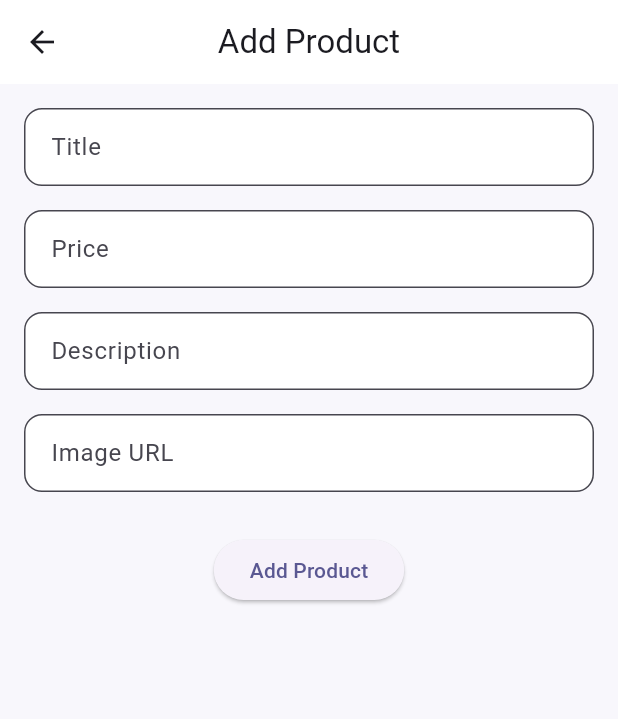
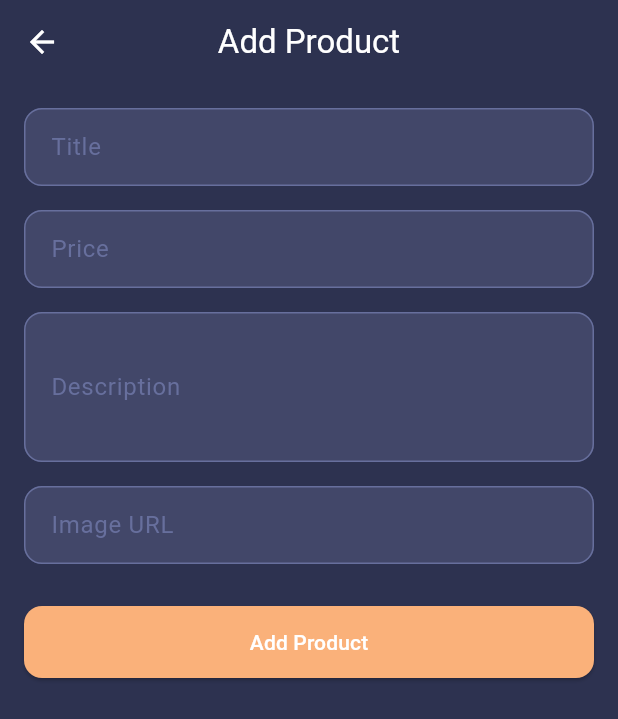
Before and after one commit to YordanosBisrat/NovaCart_v2, a Flutter app: the screen it shows after launch, after a tap on the "add" icon, on a phone screen of 412 x 824 dp. Shown: the top 719 px of the screen. Run offline on Flutter 3.47's test engine with Material 3 defaults, Android fonts, the light colour scheme and no system bars; our stand-ins replace dio, equatable, flutter_bloc; network calls fail.

Commit message:
Polished UI and improved styling

```diff
--- a/lib/main.dart
+++ b/lib/main.dart
@@ -26,18 +26,50 @@ class MyApp extends StatelessWidget {
         title: 'NovaCart v2',
         theme: ThemeData(
           useMaterial3: true,
-          colorSchemeSeed: const Color(0xFF4F46E5),
-          scaffoldBackgroundColor: const Color(0xFFF8F7FC),
+          brightness: Brightness.dark,
+          colorSchemeSeed: const Color(0xFFFAB17A),
+          scaffoldBackgroundColor: const Color(0xFF2D3250),
           appBarTheme: const AppBarTheme(
             centerTitle: true,
             elevation: 0,
-            backgroundColor: Colors.white,
+            backgroundColor: Color(0xFF2D3250),
+            foregroundColor: Colors.white,
           ),
-          chipTheme: const ChipThemeData(backgroundColor: Color(0xFFF0F1FF)),
+          cardTheme: const CardThemeData(color: Color(0xFF424769)),
+          chipTheme: const ChipThemeData(
+            backgroundColor: Color(0xFF424769),
+            labelStyle: TextStyle(color: Colors.white),
+          ),
+          floatingActionButtonTheme: const FloatingActionButtonThemeData(
+            backgroundColor: Color(0xFFFAB17A),
+            foregroundColor: Colors.white,
+          ),
+          elevatedButtonTheme: ElevatedButtonThemeData(
+            style: ElevatedButton.styleFrom(
+              backgroundColor: const Color(0xFFFAB17A),
+              foregroundColor: Colors.white,
+              minimumSize: const Size(double.infinity, 48),
+              shape: RoundedRectangleBorder(
+                borderRadius: BorderRadius.circular(12),
+              ),
+            ),
+          ),
           inputDecorationTheme: InputDecorationTheme(
             filled: true,
-            fillColor: Colors.white,
-            border: OutlineInputBorder(borderRadius: BorderRadius.circular(12)),
+            fillColor: const Color(0xFF424769),
+            labelStyle: const TextStyle(color: Color(0xFF676F9D)),
+            border: OutlineInputBorder(
+              borderRadius: BorderRadius.circular(12),
+              borderSide: const BorderSide(color: Color(0xFF676F9D)),
+            ),
+            enabledBorder: OutlineInputBorder(
+              borderRadius: BorderRadius.circular(12),
+              borderSide: const BorderSide(color: Color(0xFF676F9D)),
+            ),
+            focusedBorder: OutlineInputBorder(
+              borderRadius: BorderRadius.circular(12),
+              borderSide: const BorderSide(color: Color(0xFFFAB17A), width: 2),
+            ),
             contentPadding: const EdgeInsets.symmetric(
               horizontal: 14,
               vertical: 14,
--- a/lib/presentation/screens/add_product_screen.dart
+++ b/lib/presentation/screens/add_product_screen.dart
@@ -56,12 +56,21 @@ class _AddProductScreenState extends State<AddProductScreen> {
         if (state is ProductError) {
           setState(() => isLoading = false);
           ScaffoldMessenger.of(context).showSnackBar(
-            SnackBar(content: Text(state.message), backgroundColor: Colors.red),
+            SnackBar(
+              content: Text(state.message),
+              backgroundColor: Colors.redAccent,
+            ),
           );
         }
       },
       child: Scaffold(
-        appBar: AppBar(title: const Text("Add Product")),
+        appBar: AppBar(
+          title: const Text(
+            "Add Product",
+            style: TextStyle(color: Colors.white),
+          ),
+          iconTheme: const IconThemeData(color: Colors.white),
+        ),
         body: SingleChildScrollView(
           padding: const EdgeInsets.all(16),
           child: Form(
@@ -70,6 +79,7 @@ class _AddProductScreenState extends State<AddProductScreen> {
               children: [
                 TextFormField(
                   controller: titleController,
+                  style: const TextStyle(color: Colors.white),
                   decoration: const InputDecoration(labelText: "Title"),
                   validator: (value) {
                     if (value == null || value.trim().isEmpty) {
@@ -83,6 +93,7 @@ class _AddProductScreenState extends State<AddProductScreen> {
 
                 TextFormField(
                   controller: priceController,
+                  style: const TextStyle(color: Colors.white),
                   decoration: const InputDecoration(labelText: "Price"),
                   keyboardType: TextInputType.number,
                   validator: (value) {
@@ -100,7 +111,9 @@ class _AddProductScreenState extends State<AddProductScreen> {
 
                 TextFormField(
                   controller: descriptionController,
+                  style: const TextStyle(color: Colors.white),
                   decoration: const InputDecoration(labelText: "Description"),
+                  maxLines: 3,
                   validator: (value) {
                     if (value == null || value.trim().isEmpty) {
                       return "Please enter a description";
@@ -113,6 +126,7 @@ class _AddProductScreenState extends State<AddProductScreen> {
 
                 TextFormField(
                   controller: imageController,
+                  style: const TextStyle(color: Colors.white),
                   decoration: const InputDecoration(labelText: "Image URL"),
                 ),
 
--- a/lib/presentation/screens/home_screen.dart
+++ b/lib/presentation/screens/home_screen.dart
@@ -16,19 +16,22 @@ class HomeScreen extends StatelessWidget {
       appBar: AppBar(
         title: const Text(
           "NovaCart v2",
-          style: TextStyle(fontWeight: FontWeight.w600),
+          style: TextStyle(fontWeight: FontWeight.w600, color: Colors.white),
         ),
         centerTitle: true,
         actions: [
-          // Product count chip — reads current count from state
           BlocBuilder<ProductBloc, ProductState>(
             builder: (context, state) {
               final count = state is ProductLoaded ? state.products.length : 0;
               return Padding(
                 padding: const EdgeInsets.only(right: 12),
                 child: Chip(
-                  label: Text("$count", style: const TextStyle(fontSize: 12)),
+                  label: Text(
+                    "$count",
+                    style: const TextStyle(fontSize: 12, color: Colors.white),
+                  ),
                   visualDensity: VisualDensity.compact,
+                  backgroundColor: const Color(0xFF676F9D),
                 ),
               );
             },
@@ -39,22 +42,27 @@ class HomeScreen extends StatelessWidget {
       body: BlocConsumer<ProductBloc, ProductState>(
         listener: (context, state) {
           if (state is ProductOperationSuccess) {
-            ScaffoldMessenger.of(
-              context,
-            ).showSnackBar(SnackBar(content: Text(state.message)));
+            ScaffoldMessenger.of(context).showSnackBar(
+              SnackBar(
+                content: Text(state.message),
+                backgroundColor: const Color(0xFFFAB17A),
+              ),
+            );
           }
           if (state is ProductError) {
             ScaffoldMessenger.of(context).showSnackBar(
               SnackBar(
                 content: Text(state.message),
-                backgroundColor: Colors.red,
+                backgroundColor: Colors.redAccent,
               ),
             );
           }
         },
         builder: (context, state) {
           if (state is ProductLoading) {
-            return const Center(child: CircularProgressIndicator());
+            return const Center(
+              child: CircularProgressIndicator(color: Color(0xFFFAB17A)),
+            );
           }
 
           if (state is ProductError) {
@@ -71,7 +79,7 @@ class HomeScreen extends StatelessWidget {
                   Text(
                     state.message,
                     textAlign: TextAlign.center,
-                    style: const TextStyle(fontSize: 14),
+                    style: const TextStyle(fontSize: 14, color: Colors.white70),
                   ),
                   const SizedBox(height: 10),
                   ElevatedButton(
@@ -95,7 +103,7 @@ class HomeScreen extends StatelessWidget {
                     Icon(
                       Icons.inventory_2_outlined,
                       size: 60,
-                      color: Colors.grey,
+                      color: Color(0xFF676F9D),
                     ),
                     SizedBox(height: 12),
                     Text(
@@ -103,12 +111,13 @@ class HomeScreen extends StatelessWidget {
                       style: TextStyle(
                         fontSize: 16,
                         fontWeight: FontWeight.w600,
+                        color: Colors.white,
                       ),
                     ),
                     SizedBox(height: 6),
                     Text(
                       "Tap + to add your first product",
-                      style: TextStyle(color: Colors.grey),
+                      style: TextStyle(color: Color(0xFF676F9D)),
                     ),
                   ],
                 ),
@@ -116,6 +125,7 @@ class HomeScreen extends StatelessWidget {
             }
 
             return ListView.builder(
+              padding: const EdgeInsets.only(top: 8, bottom: 80),
               itemCount: products.length,
               itemBuilder: (context, index) {
                 final product = products[index];
@@ -128,7 +138,10 @@ class HomeScreen extends StatelessWidget {
                   elevation: 0,
                   shape: RoundedRectangleBorder(
                     borderRadius: BorderRadius.circular(14),
-                    side: BorderSide(color: Colors.grey.shade200),
+                    side: const BorderSide(
+                      color: Color(0xFF676F9D),
+                      width: 0.5,
+                    ),
                   ),
                   child: Padding(
                     padding: const EdgeInsets.symmetric(
@@ -143,13 +156,16 @@ class HomeScreen extends StatelessWidget {
                         height: 55,
                         decoration: BoxDecoration(
                           borderRadius: BorderRadius.circular(10),
-                          color: const Color(0xFFF3F4FF),
+                          color: const Color(0xFF2D3250),
                         ),
                         child: Image.network(
                           product['image'],
                           fit: BoxFit.contain,
                           errorBuilder: (context, error, stackTrace) =>
-                              const Icon(Icons.image_not_supported),
+                              const Icon(
+                                Icons.image_not_supported,
+                                color: Color(0xFF676F9D),
+                              ),
                         ),
                       ),
 
@@ -157,13 +173,16 @@ class HomeScreen extends StatelessWidget {
                         product['title'],
                         maxLines: 2,
                         overflow: TextOverflow.ellipsis,
-                        style: const TextStyle(fontWeight: FontWeight.w600),
+                        style: const TextStyle(
+                          fontWeight: FontWeight.w600,
+                          color: Colors.white,
+                        ),
                       ),
 
                       subtitle: Text(
                         "\$${(product['price'] as num).toStringAsFixed(2)}",
                         style: const TextStyle(
-                          color: Color(0xFF4F46E5),
+                          color: Color(0xFFFAB17A),
                           fontWeight: FontWeight.bold,
                         ),
                       ),
@@ -172,7 +191,10 @@ class HomeScreen extends StatelessWidget {
                         mainAxisSize: MainAxisSize.min,
                         children: [
                           IconButton(
-                            icon: const Icon(Icons.edit, color: Colors.blue),
+                            icon: const Icon(
+                              Icons.edit,
+                              color: Color(0xFF676F9D),
+                            ),
                             onPressed: () {
                               Navigator.push(
                                 context,
@@ -184,25 +206,43 @@ class HomeScreen extends StatelessWidget {
                             },
                           ),
                           IconButton(
-                            icon: const Icon(Icons.delete, color: Colors.red),
+                            icon: const Icon(
+                              Icons.delete,
+                              color: Color(0xFFFAB17A),
+                            ),
                             onPressed: () async {
                               final confirm = await showDialog<bool>(
                                 context: context,
                                 builder: (context) => AlertDialog(
-                                  title: const Text("Delete Product"),
+                                  backgroundColor: const Color(0xFF424769),
+                                  title: const Text(
+                                    "Delete Product",
+                                    style: TextStyle(color: Colors.white),
+                                  ),
                                   content: const Text(
                                     "Are you sure you want to delete this product?",
+                                    style: TextStyle(color: Colors.white70),
                                   ),
                                   actions: [
                                     TextButton(
                                       onPressed: () =>
                                           Navigator.pop(context, false),
-                                      child: const Text("Cancel"),
+                                      child: const Text(
+                                        "Cancel",
+                                        style: TextStyle(
+                                          color: Color(0xFF676F9D),
+                                        ),
+                                      ),
                                     ),
                                     TextButton(
                                       onPressed: () =>
                                           Navigator.pop(context, true),
-                                      child: const Text("Delete"),
+                                      child: const Text(
+                                        "Delete",
+                                        style: TextStyle(
+                                          color: Color(0xFFFAB17A),
+                                        ),
+                                      ),
                                     ),
                                   ],
                                 ),
```
Also changed, not shown: lib/presentation/screens/edit_product_screen.dart (+16 -2 lines).
